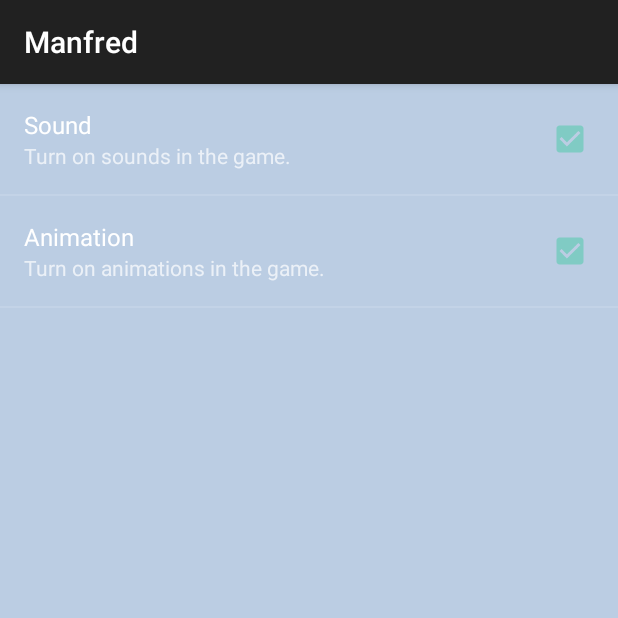
After one commit to calvinszeto/Manfred, an Android app: the fragment SettingsFragment shown on its own in the app's theme, on a phone screen of 412 x 824 dp, the top half of it. The commit adds this screen. Run offline under Robolectric (Android 15) with nearby library versions, the phone set to English and light mode, and no system bars.

Commit message:
Add Settings files - activity, fragment, and preferences.xml.

```diff
--- a/Manfred/build.gradle
+++ b/Manfred/build.gradle
@@ -17,11 +17,12 @@ android {
     buildToolsVersion "17.0.0"
 
     defaultConfig {
-        minSdkVersion 7
+        minSdkVersion 11
         targetSdkVersion 18
     }
 }
 
 dependencies {
 	compile 'com.android.support:appcompat-v7:+'
+	compile 'com.android.support:support-v4:18.0.0'
 }
--- /dev/null
+++ b/Manfred/src/main/java/com/calvins/manfred/SettingsActivity.java
@@ -0,0 +1,19 @@
+package com.calvins.manfred;
+
+import android.app.Activity;
+import android.os.Bundle;
+
+/**
+ * Created by puppyplus on 11/3/13.
+ */
+public class SettingsActivity extends Activity {
+    @Override
+    protected void onCreate(Bundle savedInstanceState) {
+        super.onCreate(savedInstanceState);
+
+        // Display the fragment as the main content.
+        getFragmentManager().beginTransaction()
+                .replace(android.R.id.content, new SettingsFragment())
+                .commit();
+    }
+}
--- /dev/null
+++ b/Manfred/src/main/java/com/calvins/manfred/SettingsFragment.java
@@ -0,0 +1,18 @@
+package com.calvins.manfred;
+
+import android.preference.PreferenceFragment;
+import android.os.Bundle;
+
+/**
+ * Created by puppyplus on 11/3/13.
+ */
+public class SettingsFragment extends PreferenceFragment{
+
+    @Override
+    public void onCreate(Bundle savedInstanceState) {
+        super.onCreate(savedInstanceState);
+
+        // Load preferences from an XML Resource
+        addPreferencesFromResource(R.xml.preferences);
+    }
+}
--- a/Manfred/src/main/res/values/strings.xml
+++ b/Manfred/src/main/res/values/strings.xml
@@ -5,4 +5,8 @@
     <string name="action_settings">Settings</string>
     <string name="home_play">PLAY</string>
     <string name="home_settings">SETTINGS</string>
+    <string name="pref_sound">Sound</string>
+    <string name="pref_sound_summ">Turn on sounds in the game.</string>
+    <string name="pref_animation">Animation</string>
+    <string name="pref_animation_summ">Turn on animations in the game.</string>
 </resources>
--- /dev/null
+++ b/Manfred/src/main/res/xml/preferences.xml
@@ -0,0 +1,15 @@
+<?xml version="1.0" encoding="utf-8"?>
+
+<PreferenceScreen xmlns:android="http://schemas.android.com/apk/res/android">
+    <CheckBoxPreference
+        android:key="pref_sound"
+        android:title="@string/pref_sound"
+        android:summary="@string/pref_sound_summ"
+        android:defaultValue="true" />
+
+    <CheckBoxPreference
+        android:key="pref_animation"
+        android:title="@string/pref_animation"
+        android:summary="@string/pref_animation_summ"
+        android:defaultValue="true" />
+</PreferenceScreen>
```
Also changed, not shown: 1 other file.
